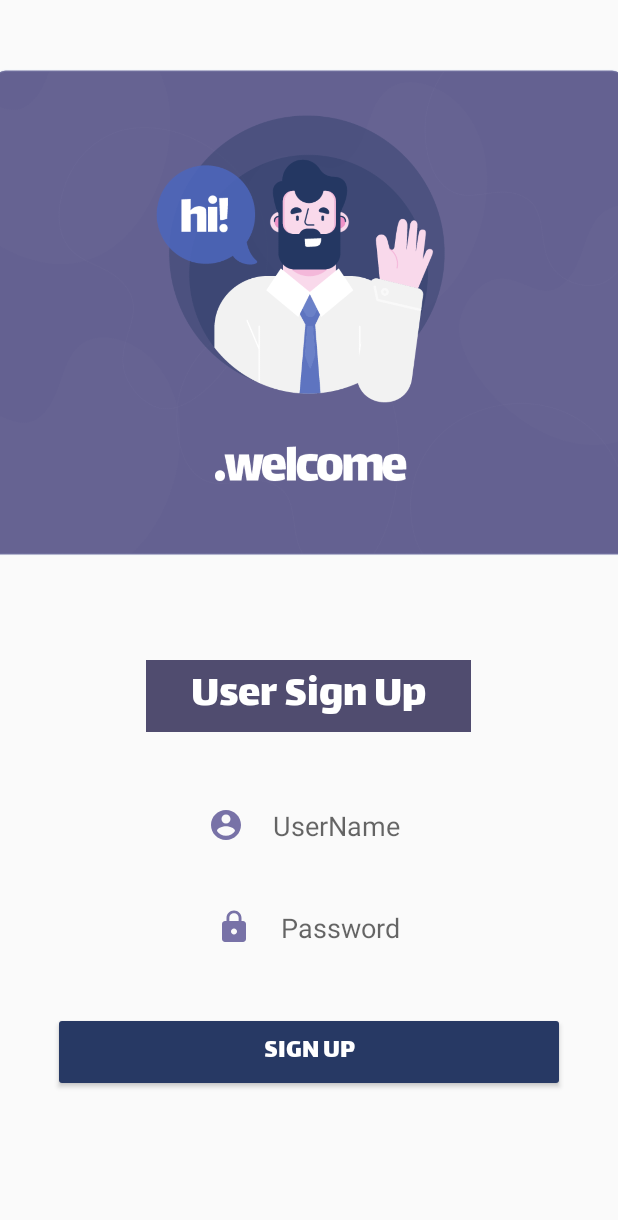
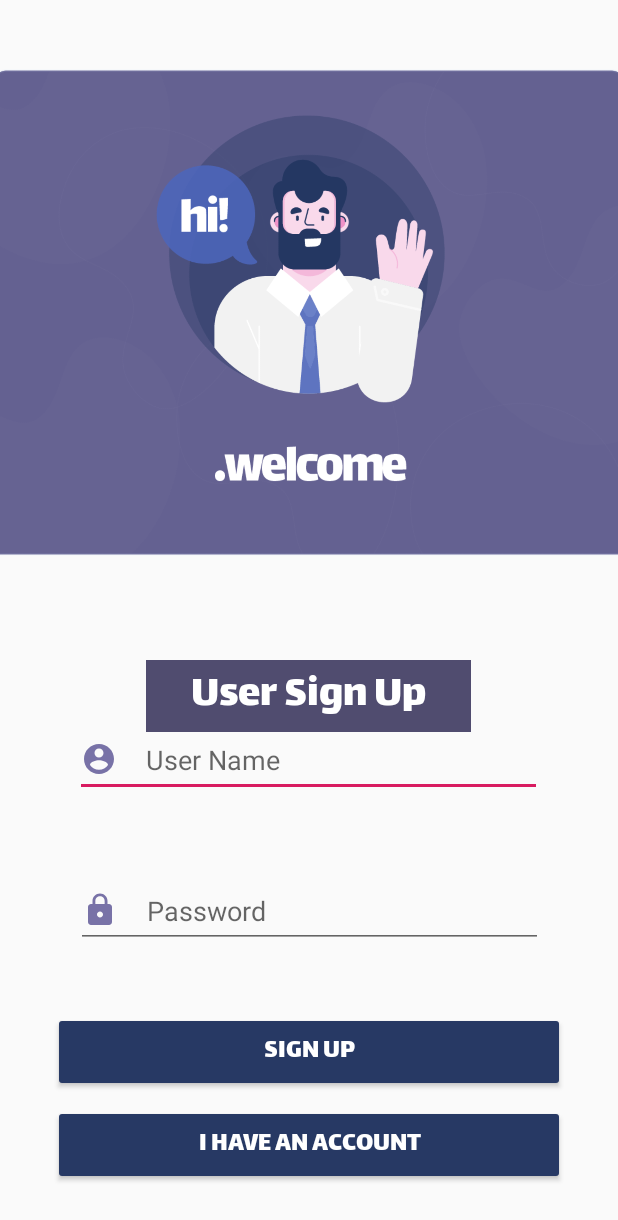
Before and after one commit to zahraaseyfii/Last-Project, an Android app: the SignActivity screen opened directly, with no data from a screen before it, on a phone screen of 412 x 824 dp. Shown: the top 1220 px of the screen. Run offline under Robolectric (Android 15) with nearby library versions, the phone set to English and light mode, and no system bars.

Commit message:
Ui Login & Sign Up

```diff
--- a/app/src/main/res/layout/activity_sign.xml
+++ b/app/src/main/res/layout/activity_sign.xml
@@ -30,7 +30,6 @@
         android:id="@+id/button4"
         android:layout_width="341dp"
         android:layout_height="53dp"
-        android:layout_marginTop="45dp"
         android:layout_marginBottom="96dp"
         android:backgroundTint="#273964"
         android:fontFamily="@font/lalezar"
@@ -39,59 +38,7 @@
         android:textSize="18sp"
         app:layout_constraintBottom_toBottomOf="parent"
         app:layout_constraintEnd_toEndOf="parent"
-        app:layout_constraintStart_toStartOf="parent"
-        app:layout_constraintTop_toBottomOf="@+id/textView4"
-        app:layout_constraintVertical_bias="0.0" />
-
-    <TextView
-        android:id="@+id/textView6"
-        android:layout_width="wrap_content"
-        android:layout_height="wrap_content"
-        android:layout_marginTop="51dp"
-        android:layout_marginBottom="256dp"
-        android:drawableStart="@drawable/ic_account_circle_black_24dp"
-        android:drawablePadding="19dp"
-        android:drawableTint="#7872A7"
-        android:foregroundGravity="center"
-        android:foregroundTint="#3F51B5"
-        android:hint="UserName"
-        android:paddingLeft="100dp"
-        android:paddingTop="5dp"
-        android:paddingRight="100dp"
-        android:paddingBottom="5dp"
-        android:textAlignment="textStart"
-        android:textSize="18sp"
-        app:layout_constraintBottom_toBottomOf="parent"
-        app:layout_constraintEnd_toEndOf="parent"
-        app:layout_constraintHorizontal_bias="0.464"
-        app:layout_constraintStart_toStartOf="parent"
-        app:layout_constraintTop_toBottomOf="@+id/textView2"
-        app:layout_constraintVertical_bias="0.03" />
-
-    <TextView
-        android:id="@+id/textView7"
-        android:layout_width="wrap_content"
-        android:layout_height="wrap_content"
-        android:layout_marginTop="51dp"
-        android:layout_marginBottom="188dp"
-        android:drawableStart="@drawable/ic_lock_black_24dp"
-        android:drawablePadding="19dp"
-        android:drawableTint="#7872A7"
-        android:foregroundGravity="center"
-        android:foregroundTint="#3F51B5"
-        android:hint="Password"
-        android:paddingLeft="100dp"
-        android:paddingTop="5dp"
-        android:paddingRight="100dp"
-        android:paddingBottom="5dp"
-        android:textAlignment="textStart"
-        android:textSize="18sp"
-        app:layout_constraintBottom_toBottomOf="parent"
-        app:layout_constraintEnd_toEndOf="parent"
-        app:layout_constraintHorizontal_bias="0.494"
-        app:layout_constraintStart_toStartOf="parent"
-        app:layout_constraintTop_toBottomOf="@+id/textView2"
-        app:layout_constraintVertical_bias="0.03" />
+        app:layout_constraintStart_toStartOf="parent" />
 
     <ImageView
         android:id="@+id/imageView3"
@@ -105,4 +52,54 @@
         app:layout_constraintTop_toTopOf="parent"
         app:layout_constraintVertical_bias="1.0"
         app:srcCompat="@drawable/back3" />
+
+    <Button
+        android:id="@+id/button6"
+        android:layout_width="341dp"
+        android:layout_height="53dp"
+        android:layout_marginTop="11dp"
+        android:layout_marginBottom="37dp"
+        android:backgroundTint="#273964"
+        android:fontFamily="@font/lalezar"
+        android:text="I Have An Account"
+        android:textColor="#ffffff"
+        android:textSize="18sp"
+        app:layout_constraintBottom_toBottomOf="parent"
+        app:layout_constraintEnd_toEndOf="parent"
+        app:layout_constraintStart_toStartOf="parent"
+        app:layout_constraintTop_toBottomOf="@+id/button4" />
+
+    <EditText
+        android:id="@+id/editText4"
+        android:layout_width="311dp"
+        android:layout_height="49dp"
+        android:drawableStart="@drawable/ic_account_circle_black_24dp"
+        android:drawablePadding="19dp"
+        android:drawableTint="#7872A7"
+        android:ems="10"
+        android:hint="User Name"
+        android:inputType="textPersonName"
+        app:layout_constraintBottom_toBottomOf="parent"
+        app:layout_constraintEnd_toEndOf="parent"
+        app:layout_constraintHorizontal_bias="0.496"
+        app:layout_constraintStart_toStartOf="parent"
+        app:layout_constraintTop_toTopOf="parent"
+        app:layout_constraintVertical_bias="0.622" />
+
+    <EditText
+        android:id="@+id/editText5"
+        android:layout_width="311dp"
+        android:layout_height="49dp"
+        android:layout_marginTop="12dp"
+        android:layout_marginBottom="192dp"
+        android:drawableStart="@drawable/ic_lock_black_24dp"
+        android:drawablePadding="19dp"
+        android:drawableTint="#7872A7"
+        android:ems="10"
+        android:hint="Password"
+        android:inputType="numberPassword"
+        app:layout_constraintBottom_toBottomOf="parent"
+        app:layout_constraintEnd_toEndOf="parent"
+        app:layout_constraintStart_toStartOf="parent"
+        app:layout_constraintTop_toBottomOf="@+id/editText" />
 </androidx.constraintlayout.widget.ConstraintLayout>
```
Also changed, not shown: app/src/main/res/layout/activity_login.xml (+32 -48 lines).
